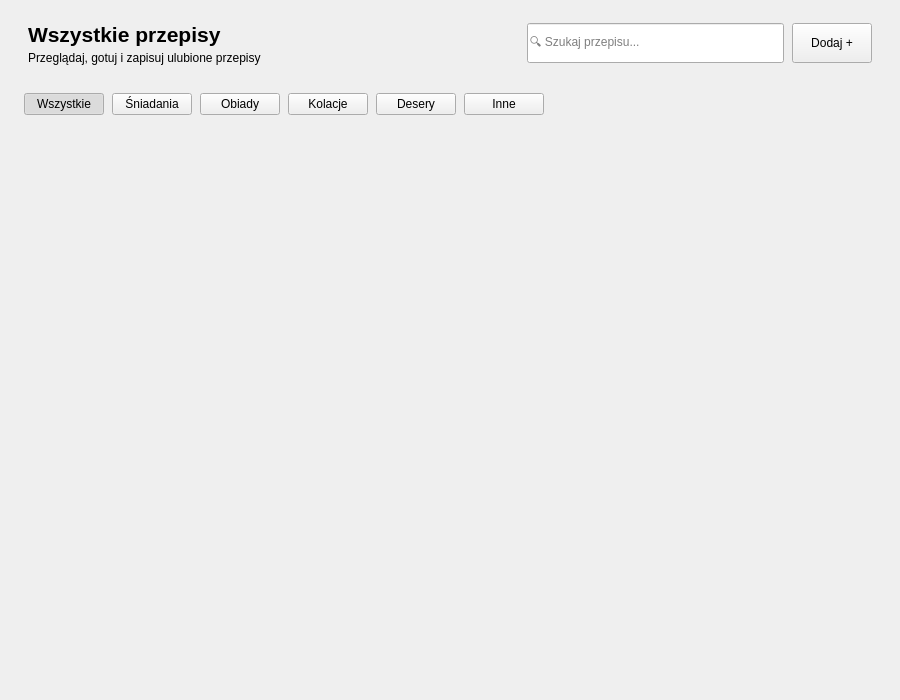
Qt form RecipeManager/widgets/recipegridbrowser.ui (akmqu/recipe-manager) before a commit.
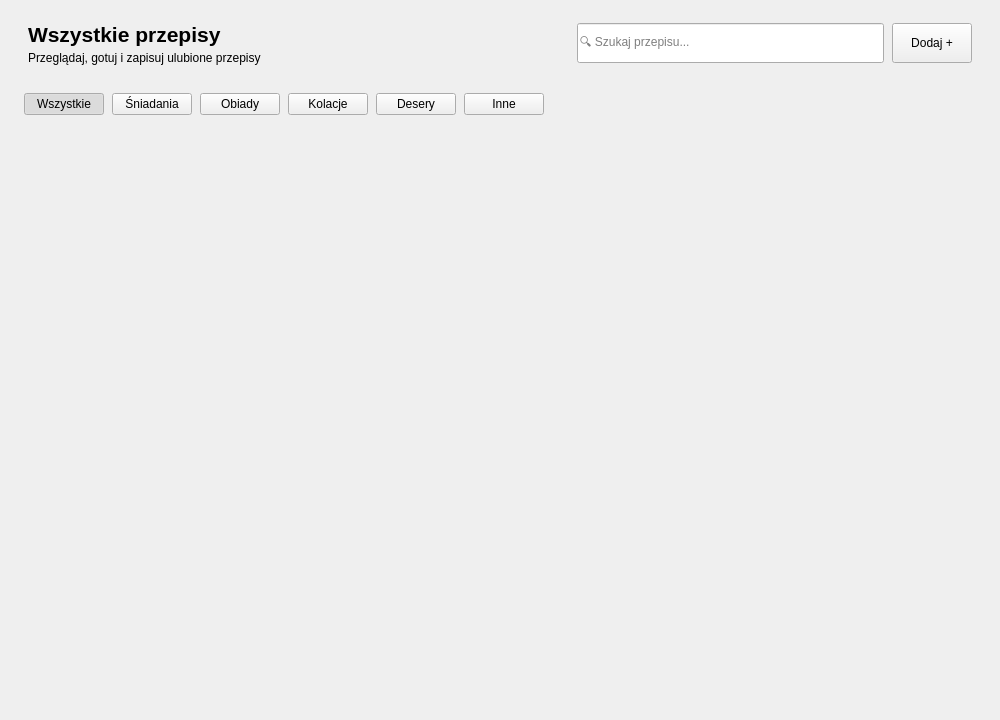
The same form after that commit.

Diff of the .ui file:
```diff
--- a/RecipeManager/widgets/recipegridbrowser.ui
+++ b/RecipeManager/widgets/recipegridbrowser.ui
@@ -6,8 +6,8 @@
    <rect>
     <x>0</x>
     <y>0</y>
-    <width>900</width>
-    <height>700</height>
+    <width>1000</width>
+    <height>720</height>
    </rect>
   </property>
   <property name="windowTitle">
@@ -288,8 +288,8 @@
        <rect>
         <x>0</x>
         <y>0</y>
-        <width>900</width>
-        <height>572</height>
+        <width>1000</width>
+        <height>592</height>
        </rect>
       </property>
      </widget>
```
